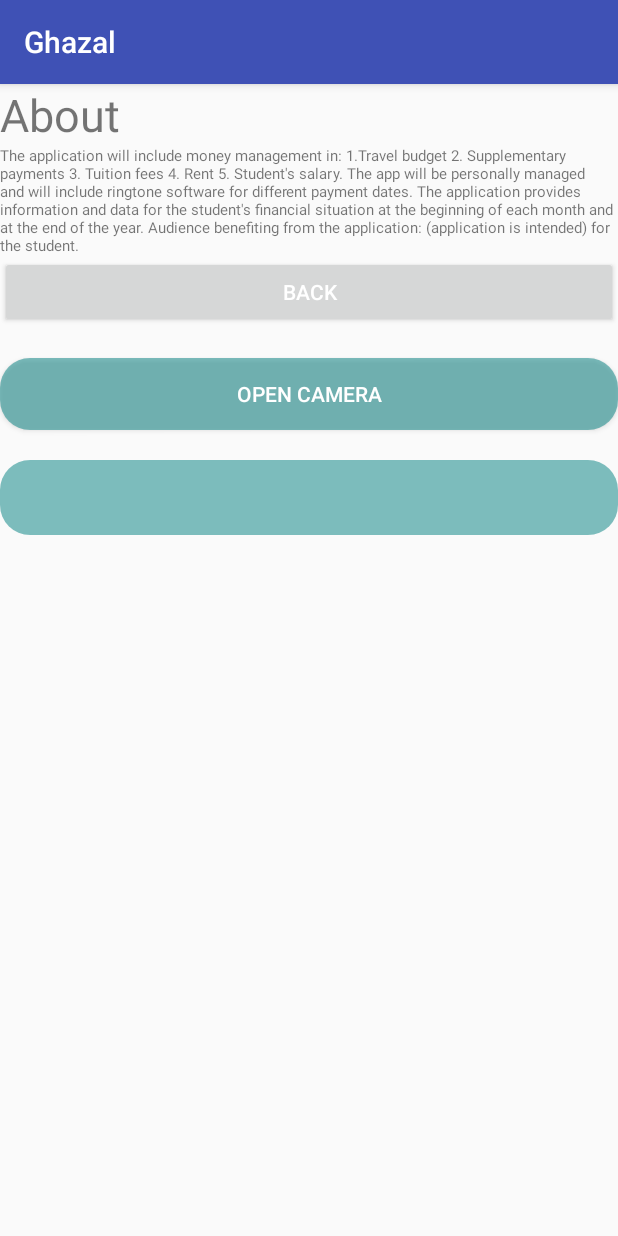
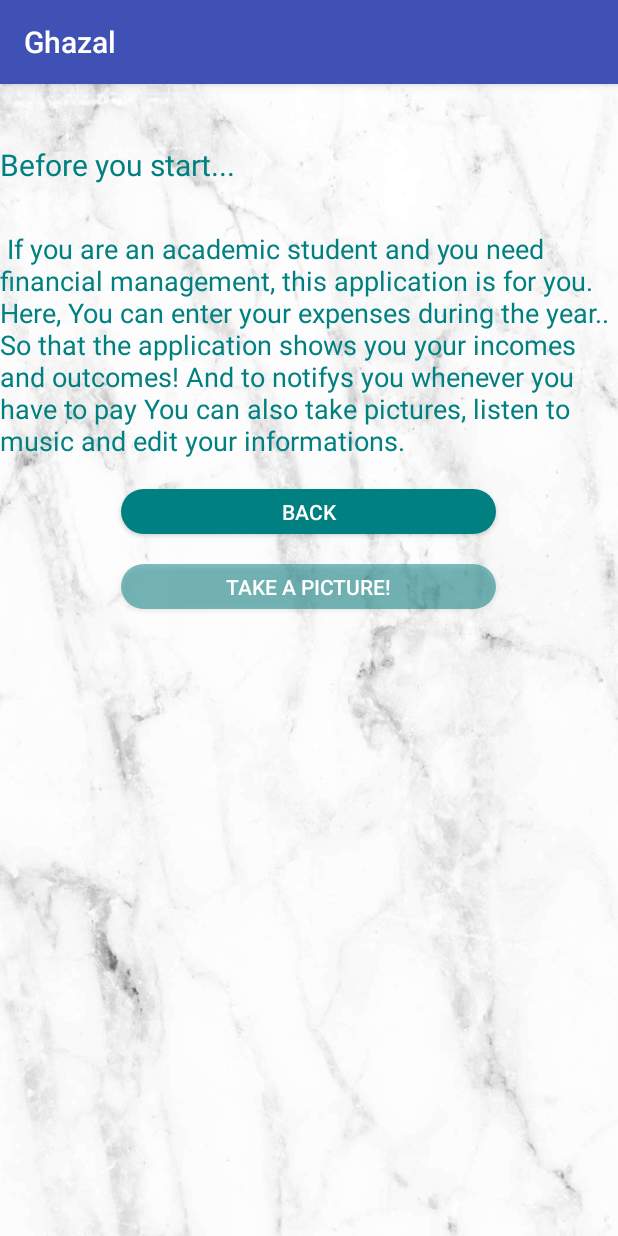
Before and after one commit to ghazalnah/Ghazal, an Android app: the AboutActivity screen opened directly, with no data from a screen before it, on a phone screen of 412 x 824 dp. Run offline under Robolectric (Android 15) with nearby library versions, the light colour scheme and no system bars.

Commit message:
camera done and complete help

```diff
--- a/app/src/main/AndroidManifest.xml
+++ b/app/src/main/AndroidManifest.xml
@@ -41,7 +41,8 @@
             android:exported="true" />
 
         <activity android:name=".ProfileActivity" />
-        <activity android:name=".CameraActivity"></activity>
+        <activity android:name=".CameraActivity" />
+        <activity android:name=".HelpActivity"></activity>
     </application>
 
 </manifest>
--- a/app/src/main/java/com/example/user/ghazal/AboutActivity.java
+++ b/app/src/main/java/com/example/user/ghazal/AboutActivity.java
@@ -7,9 +7,9 @@ import android.view.View;
 import android.widget.Button;
 import android.widget.TextView;
 
-public class AboutActivity extends AppCompatActivity implements View.OnClickListener{
+public class AboutActivity extends AppCompatActivity implements View.OnClickListener {
 
-   Button back;
+    Button back, btnCamera;
 
     @Override
     protected void onCreate(Bundle savedInstanceState) {
@@ -17,15 +17,33 @@ public class AboutActivity extends AppCompatActivity implements View.OnClickList
         setContentView(R.layout.activity_about);
 
         back = (Button) findViewById(R.id.back);
-        back.setOnClickListener(this);
+
+        btnCamera = (Button) findViewById(R.id.btnCamera);
+
+
+        back.setOnClickListener(new View.OnClickListener() {
+            @Override
+            public void onClick(View v) {
+                Intent i = new Intent(getApplicationContext(), MainActivity.class);
+                startActivity(i);
+            }
+        });
+
+        btnCamera.setOnClickListener(new View.OnClickListener() {
+            @Override
+            public void onClick(View v) {
+                Intent i = new Intent(getApplicationContext(), CameraActivity.class);
+                startActivity(i);
+            }
+        });
 
     }
 
-    @Override
-    public void onClick(View v) {
-        Intent i = new Intent(this, MainActivity.class);
-        startActivity(i);
-    }
+
+        @Override
+        public void onClick (View v){
+      /*  Intent i = new Intent(this, MainActivity.class);
+        startActivity(i);*/        }
 
 
-}
+    }
--- a/app/src/main/java/com/example/user/ghazal/Camera.java
+++ b/app/src/main/java/com/example/user/ghazal/Camera.java
@@ -50,7 +50,7 @@ public class Camera extends AppCompatActivity implements View.OnClickListener{
 
         btCamera=findViewById(R.id.btCamera);
         btCamera.setOnClickListener(this);
-        imageView2 = findViewById(R .id.imageView2);
+        imageView2 = findViewById(R .id.camera);
     }
 
     @Override
--- a/app/src/main/java/com/example/user/ghazal/CustomActivity.java
+++ b/app/src/main/java/com/example/user/ghazal/CustomActivity.java
@@ -23,7 +23,7 @@ public class CustomActivity extends AppCompatActivity implements AdapterView.OnI
 
         itemArrayList = new ArrayList<>();
 
-        itemArrayList.add(new Item("Work", "Categoty: Work", R.drawable.worklast));
+        itemArrayList.add(new Item("Work", "Categoty: Work", R.drawable.homelast));
         itemArrayList.add(new Item("Home Expenses", "Category: Home", R.drawable.homelast));
         itemArrayList.add(new Item("Traveling", "Category: Traveling", R.drawable.car));
         itemArrayList.add(new Item("Umiversity Expenses", "Category: University", R.drawable.unilast));
--- a/app/src/main/java/com/example/user/ghazal/ListActivity.java
+++ b/app/src/main/java/com/example/user/ghazal/ListActivity.java
@@ -23,7 +23,7 @@ public class ListActivity extends AppCompatActivity implements AdapterView.OnIte
 
         lvItems = (ListView) findViewById(R.id.LvCountries);
 
-        arrayList.add(new Item("Work","work", R.drawable.worklast));
+        arrayList.add(new Item("Work","work", R.drawable.homelast));
         arrayList.add(new Item("University Expenses", "university" , R.drawable.unilast));
         arrayList.add(new Item("Traveling", "traveling" ,R.drawable.car));
         arrayList.add(new Item("Home Expenses","home", R.drawable.homelast));
--- /dev/null
+++ b/app/src/main/res/drawable/ic_add222_black_24dp.xml
@@ -0,0 +1,5 @@
+<vector android:height="24dp" android:tint="#FFFFFF"
+    android:viewportHeight="24.0" android:viewportWidth="24.0"
+    android:width="24dp" xmlns:android="http://schemas.android.com/apk/res/android">
+    <path android:fillColor="#FF000000" android:pathData="M19,13h-6v6h-2v-6H5v-2h6V5h2v6h6v2z"/>
+</vector>
--- /dev/null
+++ b/app/src/main/res/drawable/ic_help_outline_black_24dp.xml
@@ -0,0 +1,5 @@
+<vector android:height="24dp" android:tint="#FFFFFF"
+    android:viewportHeight="24.0" android:viewportWidth="24.0"
+    android:width="24dp" xmlns:android="http://schemas.android.com/apk/res/android">
+    <path android:fillColor="#FF000000" android:pathData="M11,18h2v-2h-2v2zM12,2C6.48,2 2,6.48 2,12s4.48,10 10,10 10,-4.48 10,-10S17.52,2 12,2zM12,20c-4.41,0 -8,-3.59 -8,-8s3.59,-8 8,-8 8,3.59 8,8 -3.59,8 -8,8zM12,6c-2.21,0 -4,1.79 -4,4h2c0,-1.1 0.9,-2 2,-2s2,0.9 2,2c0,2 -3,1.75 -3,5h2c0,-2.25 3,-2.5 3,-5 0,-2.21 -1.79,-4 -4,-4z"/>
+</vector>
--- a/app/src/main/res/layout/activity_about.xml
+++ b/app/src/main/res/layout/activity_about.xml
@@ -5,61 +5,63 @@
     android:layout_width="match_parent"
     android:layout_height="match_parent"
     android:orientation="vertical"
+    android:background="@drawable/marble"
     tools:context=".AboutActivity">
+
+    <Space
+        android:layout_width="match_parent"
+        android:layout_height="40dp" />
 
     <TextView
         android:id="@+id/about"
         android:layout_width="wrap_content"
         android:layout_height="wrap_content"
-        android:textSize="30dp"
-        android:text="About" />
-
+        android:textSize="20dp"
+        android:textColor="#008080"
+        android:text="Before you start..." />
+    <Space
+        android:layout_width="match_parent"
+        android:layout_height="30dp" />
 
     <TextView
         android:id="@+id/textView2"
         android:layout_width="match_parent"
         android:layout_height="wrap_content"
-        android:text="The application will include money management in:
-1.Travel budget
-2. Supplementary payments
-3. Tuition fees
-4. Rent
-5. Student's salary.
-The app will be personally managed and will include ringtone software for different payment dates.
-The application provides information and data for the student's financial situation at the beginning of each month and at the end of the year.
-Audience benefiting from the application: (application is intended) for the student.
-"
-        android:textSize="10dp" />
+        android:textColor="#008080"
+        android:text="
+If you are an academic student and you need financial management, this application is for you.
+Here, You can enter your expenses during the year..
+So that the application shows you your incomes and outcomes! And to notifys you whenever you have to pay
+You can also take pictures, listen to music and edit your informations."
+        android:textSize="18dp" />
 
+    <Space
+        android:layout_width="match_parent"
+        android:layout_height="20dp" />
 
     <Button
         android:id="@+id/back"
-        android:layout_width="match_parent"
-        android:layout_height="wrap_content"
+        android:layout_width="250dp"
+        android:layout_height="30dp"
+        android:textAlignment="center"
+        android:layout_gravity="center_vertical|center_horizontal"
         android:text="Back"
+        android:background="@drawable/rounded_button"
         android:textColor="@android:color/white" />
+
     <Space
         android:layout_width="match_parent"
         android:layout_height="20dp" />
 
     <Button
         android:id="@+id/btnCamera"
-        android:layout_width="match_parent"
-        android:layout_height="wrap_content"
-        android:text="Open Camera"
+        android:layout_width="250dp"
+        android:textAlignment="center"
+        android:layout_gravity="center_vertical|center_horizontal"
+        android:layout_height="30dp"
+        android:text="Take A Picture!"
         android:background="@drawable/rounded_et2"
         android:textColor="@android:color/white" />
 
 
-    <Space
-        android:layout_width="match_parent"
-        android:layout_height="20dp" />
-
-    <ImageView
-        android:id="@+id/imageView"
-        android:background="@drawable/rounded_et2"
-        android:layout_width="match_parent"
-        android:layout_height="50dp" />
-
-
 </LinearLayout>
```
Also changed, not shown: app/src/main/java/com/example/user/ghazal/CameraActivity.java (+56 -18 lines), app/src/main/java/com/example/user/ghazal/ExpensesActivity.java (+23 -8 lines), app/src/main/java/com/example/user/ghazal/HelpActivity.java (added, +13 -0 lines), app/src/main/java/com/example/user/ghazal/NewExpenseActivity.java (+5 -3 lines), app/src/main/res/layout/activity_camera.xml (+16 -5 lines), app/src/main/res/layout/activity_expenses.xml (+29 -5 lines), app/src/main/res/layout/activity_help.xml (added, +10 -0 lines), app/src/main/res/drawable-v24/worklast.png (deleted).
